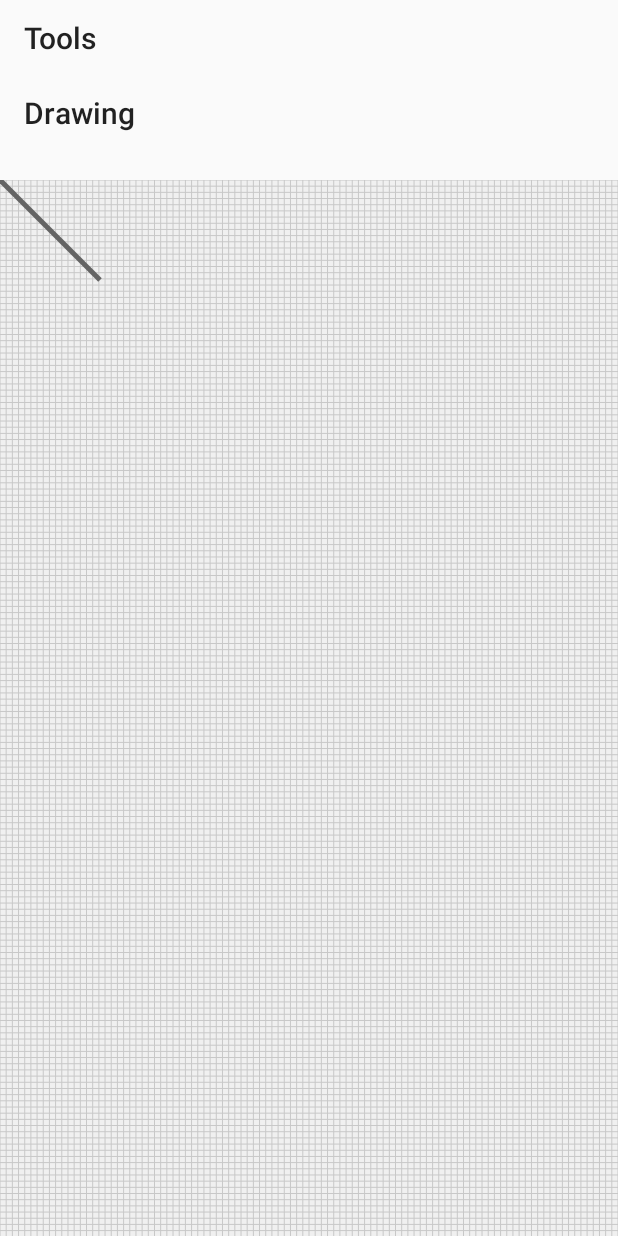
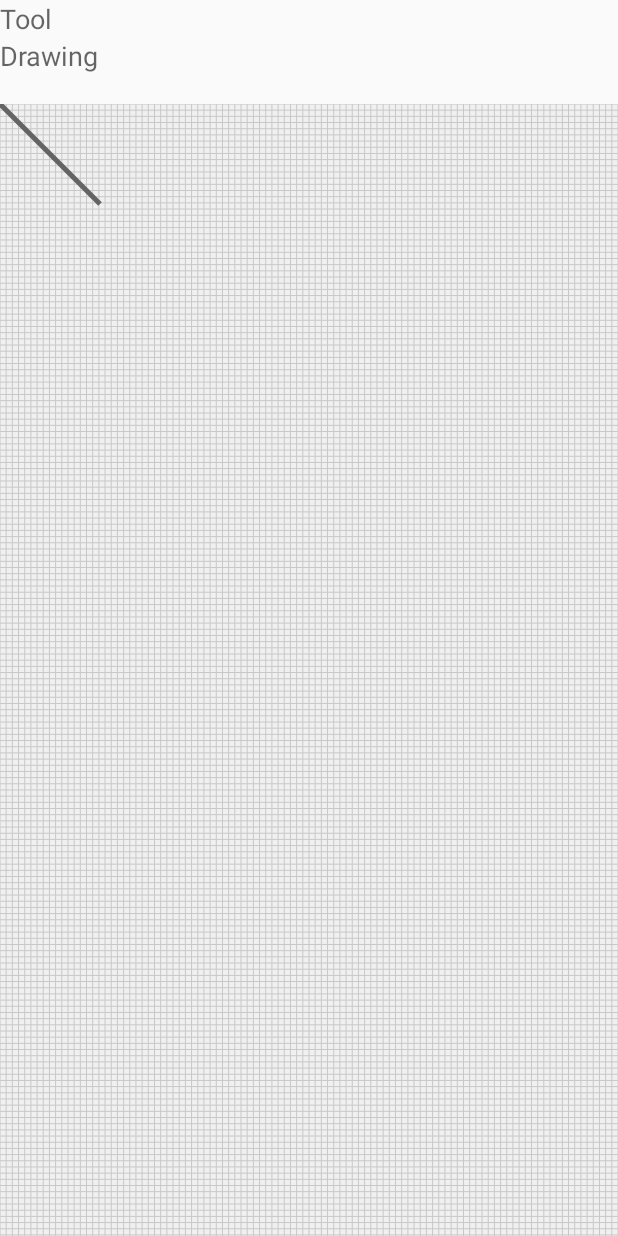
Before and after one commit to tarvainen/rodent-mobile, an Android app: the DrawingActivity screen opened directly, with no data from a screen before it, on a phone screen of 412 x 824 dp. Run offline under Robolectric (Android 15) with nearby library versions, the phone set to English and light mode, and no system bars.

Commit message:
Small edits to DrawingActivity
Created new files for Line and Paper classes. Replaced Toolbars from
activity_drawing with LinearLayouts + TextViews.

```diff
--- a/app/src/main/java/rodent/rodentmobile/DrawingActivity.java
+++ b/app/src/main/java/rodent/rodentmobile/DrawingActivity.java
@@ -20,14 +20,6 @@ public class DrawingActivity extends AppCompatActivity {
         setContentView(R.layout.activity_drawing);
 
         this.drawingBoard = (GestureDetectingDrawingBoard) findViewById(R.id.drawing_board);
-
-        Toolbar toolbar = (Toolbar) findViewById(R.id.drawing_toolbar_tools);
-        setSupportActionBar(toolbar);
-        this.getSupportActionBar().setTitle("Drawing");
-
-        Toolbar toolbar2 = (Toolbar) findViewById(R.id.drawing_toolbar_main);
-        setSupportActionBar(toolbar2);
-        this.getSupportActionBar().setTitle("Tools");
     }
 
     @Override
--- a/app/src/main/java/rodent/rodentmobile/DrawingBoard.java
+++ b/app/src/main/java/rodent/rodentmobile/DrawingBoard.java
@@ -46,53 +46,4 @@ public class DrawingBoard extends View {
             shape.draw(canvas);
         }
     }
-
-
-    /////////////////////////////////////////////
-    // THIS CODE SUCKS HERE. MAKE SURE TO MAKE IT BEAUTIFUL LATER.
-    /////////////////////////////////////////////
-    public class Line extends Shape {
-        public Line () {
-            super();
-        }
-
-        @Override
-        public void draw (Canvas canvas) {
-            Paint paint = new Paint();
-
-            paint.setARGB(255, 100, 100, 100);
-            paint.setStrokeWidth(5);
-            canvas.drawLine(0, 0, 100, 100, paint);
-        }
-    }
-
-    /////////////////////////////////////////////
-    // THIS CODE SUCKS HERE. MAKE SURE TO MAKE IT BEAUTIFUL LATER.
-    /////////////////////////////////////////////
-    public class Paper extends Shape {
-        public Paper () {
-            super();
-        }
-
-        @Override
-        public void draw (Canvas canvas) {
-            Paint paint = new Paint();
-            paint.setAntiAlias(true);
-            paint.setFilterBitmap(true);
-            paint.setARGB(255, 200, 200, 200);
-            canvas.drawARGB(255, 240, 240, 240);
-
-            int linesX = 100;
-            float lineSeparatedDistance = (float)canvas.getWidth() / linesX;
-            int linesY = (int)(canvas.getHeight() / lineSeparatedDistance);
-
-            for (int i = 0; i <= linesX; i++) {
-                canvas.drawLine(i * lineSeparatedDistance, 0, i * lineSeparatedDistance, canvas.getHeight(), paint);
-            }
-
-            for (int i = 0; i <= linesY; i++) {
-                canvas.drawLine(0, i * lineSeparatedDistance, canvas.getWidth(), i * lineSeparatedDistance, paint);
-            }
-        }
-    }
 }
--- /dev/null
+++ b/app/src/main/java/rodent/rodentmobile/Line.java
@@ -0,0 +1,22 @@
+package rodent.rodentmobile;
+
+import android.graphics.Canvas;
+import android.graphics.Paint;
+
+/////////////////////////////////////////////
+// THIS CODE SUCKS HERE. MAKE SURE TO MAKE IT BEAUTIFUL LATER.
+/////////////////////////////////////////////
+public class Line extends Shape {
+    public Line() {
+        super();
+    }
+
+    @Override
+    public void draw(Canvas canvas) {
+        Paint paint = new Paint();
+
+        paint.setARGB(255, 100, 100, 100);
+        paint.setStrokeWidth(5);
+        canvas.drawLine(0, 0, 100, 100, paint);
+    }
+}
--- /dev/null
+++ b/app/src/main/java/rodent/rodentmobile/Paper.java
@@ -0,0 +1,34 @@
+package rodent.rodentmobile;
+
+import android.graphics.Canvas;
+import android.graphics.Paint;
+
+/////////////////////////////////////////////
+// THIS CODE SUCKS HERE. MAKE SURE TO MAKE IT BEAUTIFUL LATER.
+/////////////////////////////////////////////
+public class Paper extends Shape {
+    public Paper() {
+        super();
+    }
+
+    @Override
+    public void draw(Canvas canvas) {
+        Paint paint = new Paint();
+        paint.setAntiAlias(true);
+        paint.setFilterBitmap(true);
+        paint.setARGB(255, 200, 200, 200);
+        canvas.drawARGB(255, 240, 240, 240);
+
+        int linesX = 100;
+        float lineSeparatedDistance = (float) canvas.getWidth() / linesX;
+        int linesY = (int) (canvas.getHeight() / lineSeparatedDistance);
+
+        for (int i = 0; i <= linesX; i++) {
+            canvas.drawLine(i * lineSeparatedDistance, 0, i * lineSeparatedDistance, canvas.getHeight(), paint);
+        }
+
+        for (int i = 0; i <= linesY; i++) {
+            canvas.drawLine(0, i * lineSeparatedDistance, canvas.getWidth(), i * lineSeparatedDistance, paint);
+        }
+    }
+}
--- a/app/src/main/res/layout/activity_drawing.xml
+++ b/app/src/main/res/layout/activity_drawing.xml
@@ -7,25 +7,42 @@
     android:paddingBottom="@dimen/activity_drawing_vertical_padding"
     tools:context="rodent.rodentmobile.DrawingActivity">
 
-    <android.support.v7.widget.Toolbar
-        android:id="@+id/drawing_toolbar_main"
-        android:layout_width="match_parent"
-        android:layout_height="@dimen/activity_toolbar_height">
-    </android.support.v7.widget.Toolbar>
-
-    <android.support.v7.widget.Toolbar
-        android:id="@+id/drawing_toolbar_tools"
-        android:layout_width="match_parent"
-        android:layout_height="@dimen/activity_toolbar_height"
-        android:layout_below="@+id/drawing_toolbar_main"
-        android:layout_alignParentStart="true">
-    </android.support.v7.widget.Toolbar>
-
     <rodent.rodentmobile.GestureDetectingDrawingBoard
         android:id="@+id/drawing_board"
         android:layout_width="match_parent"
         android:layout_height="match_parent"
         android:layout_marginTop="20dp"
-        android:layout_below="@+id/drawing_toolbar_tools" />
+        android:layout_below="@+id/drawing_view" />
+
+    <LinearLayout
+        android:orientation="horizontal"
+        android:layout_width="match_parent"
+        android:layout_height="wrap_content"
+        android:layout_alignParentTop="true"
+        android:layout_alignParentStart="true"
+        android:id="@+id/tools_view">
+
+        <TextView
+            android:layout_width="wrap_content"
+            android:layout_height="wrap_content"
+            android:textAppearance="?android:attr/textAppearanceMedium"
+            android:id="@+id/textView"
+            android:text="Tool" />
+    </LinearLayout>
+
+    <LinearLayout
+        android:orientation="horizontal"
+        android:layout_width="match_parent"
+        android:layout_height="wrap_content"
+        android:id="@+id/drawing_view"
+        android:layout_below="@+id/tools_view">
+
+        <TextView
+            android:layout_width="wrap_content"
+            android:layout_height="wrap_content"
+            android:textAppearance="?android:attr/textAppearanceMedium"
+            android:text="Drawing"
+            android:id="@+id/textView2" />
+    </LinearLayout>
 
 </RelativeLayout>
```
